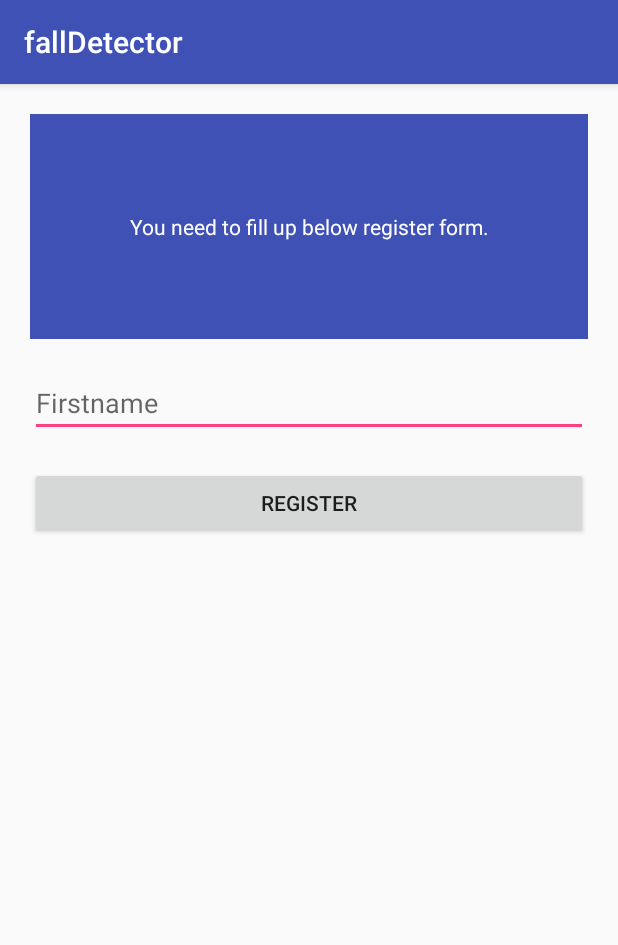
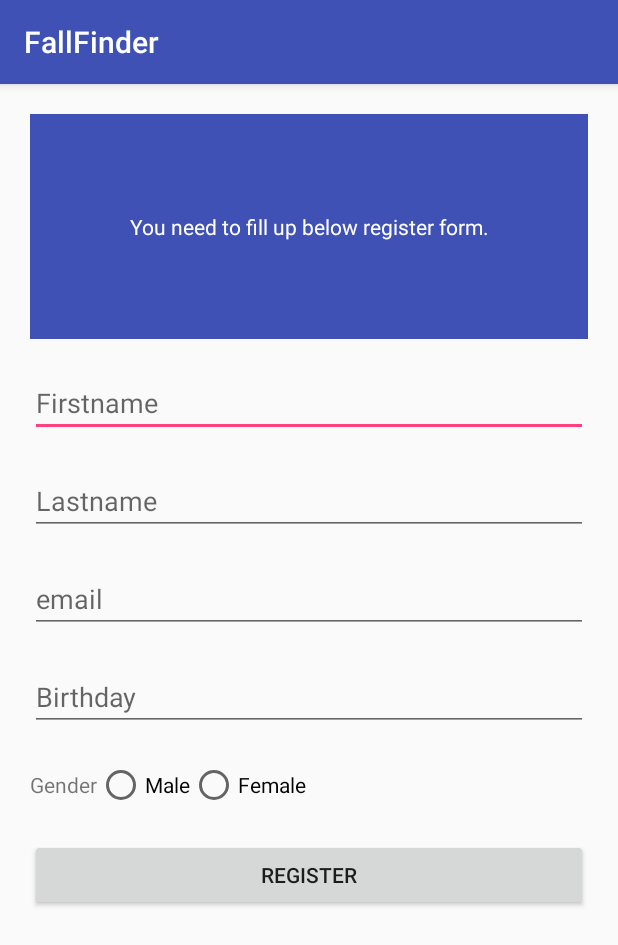
Before and after one commit to ethanalee/fallDetector, an Android app: the trackedUsers screen opened directly, with no data from a screen before it, on a phone screen of 412 x 824 dp. Shown: the top 945 px of the screen. Run offline under Robolectric (Android 15) with nearby library versions, the phone set to English and light mode, and no system bars; our stand-ins replace Firebase (no records; nobody signed in at launch, a user with empty details on screens opened directly).

Commit message:
ui change, landing page

```diff
--- a/app/src/main/AndroidManifest.xml
+++ b/app/src/main/AndroidManifest.xml
@@ -23,6 +23,7 @@
                 <category android:name="android.intent.category.LAUNCHER" />
             </intent-filter>
         </activity>
+
         <!--
              The API key for Google Maps-based APIs is defined as a string resource.
              (See the file "res/values/google_maps_api.xml").
@@ -40,6 +41,8 @@
             android:label="@string/title_activity_maps" />
         <activity android:name=".trackedUsers"></activity>
         <activity android:name=".confirmPage"></activity>
+
+
     </application>
 
 </manifest>
--- /dev/null
+++ b/app/src/main/res/drawable/background.xml
@@ -0,0 +1,5 @@
+<?xml version="1.0" encoding="utf-8"?>
+<selector xmlns:android="http://schemas.android.com/apk/res/android">
+
+    <item android:drawable="@color/colorAccent" />
+</selector>
--- a/app/src/main/res/layout/activity_tracked_users.xml
+++ b/app/src/main/res/layout/activity_tracked_users.xml
@@ -22,7 +22,64 @@
             android:layout_width="match_parent"
             android:layout_height="wrap_content"
             android:layout_marginTop="20dp"
-            android:hint="@string/firstname"/>
+            android:hint="Firstname"/>
+
+        <EditText
+            android:id="@+id/lastname_edittext"
+            android:layout_width="match_parent"
+            android:layout_height="wrap_content"
+            android:layout_marginTop="20dp"
+            android:hint="Lastname"/>
+
+        <EditText
+            android:id="@+id/email_edittext"
+            android:layout_width="match_parent"
+            android:layout_height="wrap_content"
+            android:layout_marginTop="20dp"
+            android:inputType="textEmailAddress"
+            android:hint="email"/>
+
+        <EditText
+            android:id="@+id/birthday_edittext"
+            android:layout_width="match_parent"
+            android:layout_height="wrap_content"
+            android:focusable="false"
+            android:layout_marginTop="20dp"
+            android:hint="Birthday"/>
+
+        <LinearLayout
+            android:layout_width="match_parent"
+            android:layout_height="wrap_content"
+            android:orientation="horizontal"
+            android:layout_marginTop="20dp"
+            android:gravity="center_vertical">
+
+            <TextView
+                android:layout_width="wrap_content"
+                android:layout_height="wrap_content"
+                android:text="Gender"/>
+
+            <RadioGroup
+                android:id="@+id/gender_radiogroup"
+                android:layout_width="wrap_content"
+                android:layout_height="wrap_content"
+                android:orientation="horizontal">
+
+                <RadioButton
+                    android:id="@+id/male"
+                    android:layout_width="wrap_content"
+                    android:layout_height="wrap_content"
+                    android:text="Male"/>
+
+                <RadioButton
+                    android:id="@+id/female"
+                    android:layout_width="wrap_content"
+                    android:layout_height="wrap_content"
+                    android:text="Female"/>
+
+            </RadioGroup>
+
+        </LinearLayout>
 
         <Button
             android:id="@+id/register_button"
--- a/app/src/main/res/values/strings.xml
+++ b/app/src/main/res/values/strings.xml
@@ -1,5 +1,5 @@
 <resources>
-    <string name="app_name">fallDetector</string>
+    <string name="app_name">FallFinder</string>
     <string name="title_activity_maps">Map</string>
     <string name="firstname">Firstname</string>
     <string name="register">Register</string>
```
Also changed, not shown: app/src/main/res/layout/activity_main.xml (+73 -3 lines), app/src/main/res/drawable/slip.png (added).
